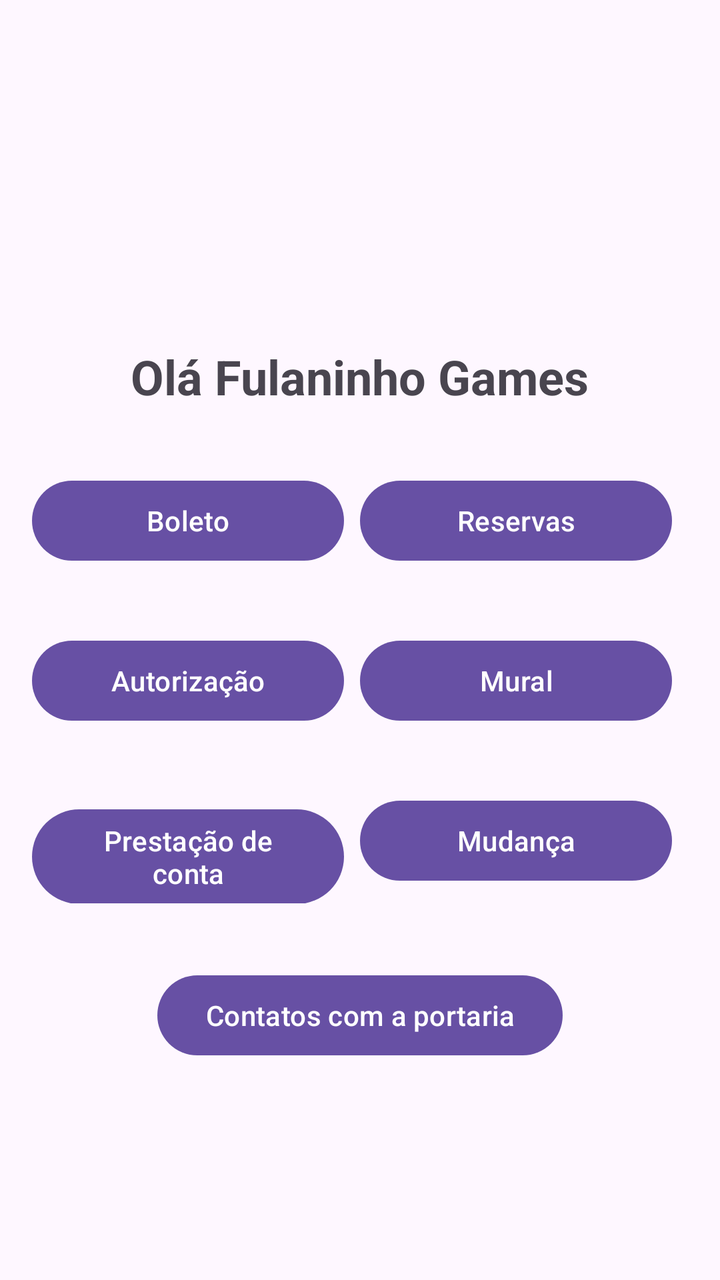
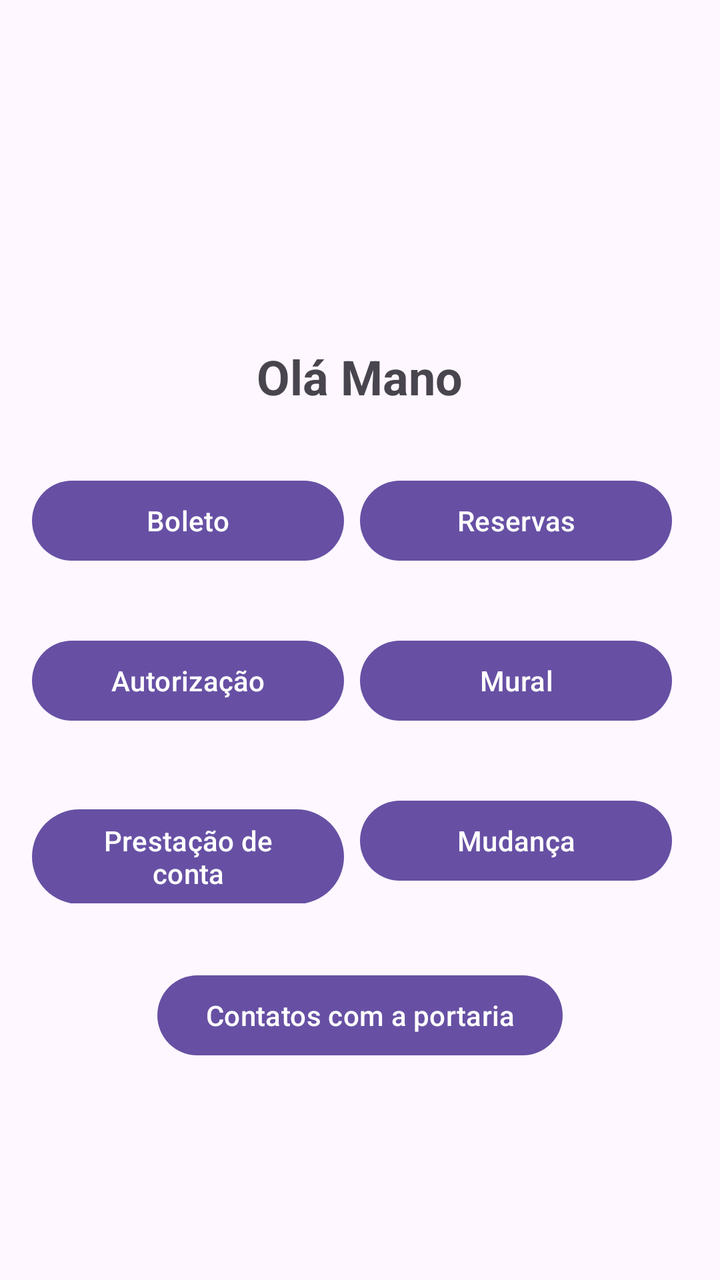

Compare the two renders of this Android layout. The source of the first and the diff that turns it into the second are given below.
<!-- AndroidManifest.xml: application theme Theme.AppLogin -->
<!-- res/layout/activity_home.xml -->
<?xml version="1.0" encoding="utf-8"?>
<LinearLayout xmlns:android="http://schemas.android.com/apk/res/android"
    xmlns:app="http://schemas.android.com/apk/res-auto"
    xmlns:tools="http://schemas.android.com/tools"
    android:id="@+id/main"
    android:layout_width="match_parent"
    android:layout_height="match_parent"
    tools:context=".HomeActivity"
    android:orientation="vertical"
    android:gravity="center">

    <TextView
        android:layout_width="wrap_content"
        android:layout_height="wrap_content"
        android:text="Olá Fulaninho Games"
        android:layout_marginTop="64dp"
        android:textSize="24dp"
        android:textStyle="bold"/>

    <LinearLayout
        android:layout_width="match_parent"
        android:layout_height="wrap_content"
        android:orientation="horizontal"
        android:layout_marginTop="32dp"
        android:layout_marginStart="16dp"
        android:layout_marginEnd="16dp">

        <Button
            android:layout_width="0dp"
            android:layout_height="wrap_content"
            android:text="Boleto"
            android:layout_weight="1"
            android:layout_marginEnd="8dp"
            android:id="@+id/btnBoleto" />

        <Button
            android:layout_width="0dp"
            android:layout_height="wrap_content"
            android:text="Reservas"
            android:layout_weight="1"
            android:layout_marginEnd="8dp"
            android:id="@+id/bntReserva"/>

    </LinearLayout>

    <LinearLayout
        android:layout_width="match_parent"
        android:layout_height="wrap_content"
        android:orientation="horizontal"
        android:layout_marginTop="32dp"
        android:layout_marginStart="16dp"
        android:layout_marginEnd="16dp">

        <Button
            android:layout_width="0dp"
            android:layout_height="wrap_content"
            android:text="Autorização"
            android:layout_weight="1"
            android:layout_marginEnd="8dp"
            android:id="@+id/bntAutorização" />

        <Button
            android:layout_width="0dp"
            android:layout_height="wrap_content"
            android:text="Mural"
            android:layout_weight="1"
            android:layout_marginEnd="8dp"
            android:id="@+id/bntMural"/>

    </LinearLayout>

    <LinearLayout
        android:layout_width="match_parent"
        android:layout_height="wrap_content"
        android:orientation="horizontal"
        android:layout_marginTop="32dp"
        android:layout_marginStart="16dp"
        android:layout_marginEnd="16dp">

        <Button
            android:layout_width="0dp"
            android:layout_height="wrap_content"
            android:text="Prestação de conta"
            android:layout_weight="1"
            android:layout_marginEnd="8dp"
            android:id="@+id/bntPrestação_de_Contas" />

        <Button
            android:layout_width="0dp"
            android:layout_height="wrap_content"
            android:text="Mudança"
            android:layout_weight="1"
            android:layout_marginEnd="8dp"
            android:id="@+id/bntMudança"/>

    </LinearLayout>

    <Button
        android:layout_width="wrap_content"
        android:layout_height="wrap_content"
        android:text="Contatos com a portaria"
        android:layout_marginTop="32dp"
        android:layout_marginStart="16dp"
        android:layout_marginEnd="16dp"
        android:id="@+id/bntContato_Portaria"/>





</LinearLayout>
<!-- resources referenced by this layout -->
<resources>
  <style name="Theme.AppLogin" parent="Base.Theme.AppLogin" />
  <style name="Base.Theme.AppLogin" parent="Theme.Material3.DayNight.NoActionBar">
          
          
      </style>
</resources>

<!-- the commit's change to res/layout/activity_home.xml (unified diff, before → after) -->
@@ -12,10 +12,10 @@
     <TextView
         android:layout_width="wrap_content"
         android:layout_height="wrap_content"
-        android:text="Olá Fulaninho Games"
         android:layout_marginTop="64dp"
+        android:text="Olá Mano"
         android:textSize="24dp"
-        android:textStyle="bold"/>
+        android:textStyle="bold" />
 
     <LinearLayout
         android:layout_width="match_parent"
